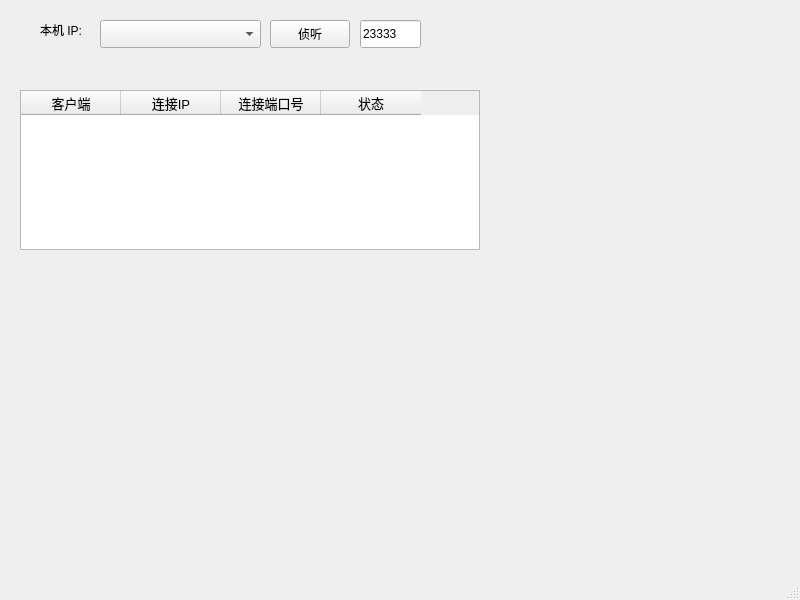
Qt form mainwindow.ui (SkyNetX007/MonitorServer) before a commit.
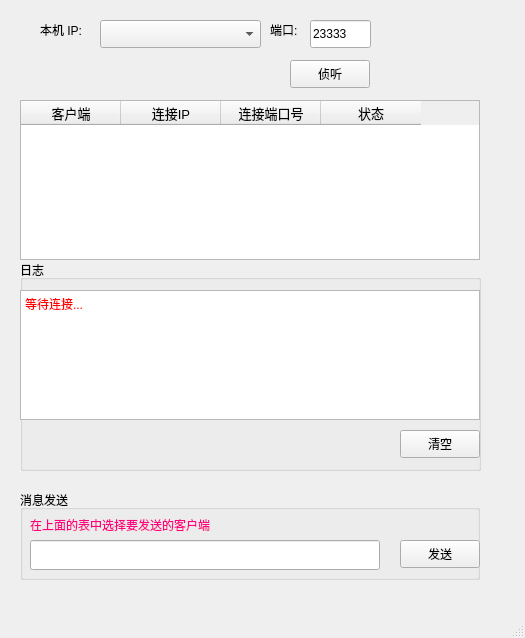
The same form after that commit.

What changed in the file:
```diff
--- a/mainwindow.ui
+++ b/mainwindow.ui
@@ -6,8 +6,8 @@
    <rect>
     <x>0</x>
     <y>0</y>
-    <width>800</width>
-    <height>600</height>
+    <width>525</width>
+    <height>638</height>
    </rect>
   </property>
   <property name="windowTitle">
@@ -17,8 +17,8 @@
    <widget class="QPushButton" name="socketListen">
     <property name="geometry">
      <rect>
-      <x>270</x>
-      <y>20</y>
+      <x>290</x>
+      <y>60</y>
       <width>80</width>
       <height>28</height>
      </rect>
@@ -53,7 +53,7 @@
    <widget class="QLabel" name="serverStateLabel">
     <property name="geometry">
      <rect>
-      <x>100</x>
+      <x>40</x>
       <y>60</y>
       <width>161</width>
       <height>25</height>
@@ -69,7 +69,7 @@
    <widget class="QLineEdit" name="localPortEdit">
     <property name="geometry">
      <rect>
-      <x>360</x>
+      <x>310</x>
       <y>20</y>
       <width>61</width>
       <height>28</height>
@@ -83,7 +83,7 @@
     <property name="geometry">
      <rect>
       <x>20</x>
-      <y>90</y>
+      <y>100</y>
       <width>460</width>
       <height>160</height>
      </rect>
@@ -145,6 +145,121 @@
      </property>
     </column>
    </widget>
+   <widget class="QGroupBox" name="LogBox">
+    <property name="geometry">
+     <rect>
+      <x>20</x>
+      <y>260</y>
+      <width>461</width>
+      <height>211</height>
+     </rect>
+    </property>
+    <property name="title">
+     <string>日志</string>
+    </property>
+    <widget class="QTextEdit" name="recievedData">
+     <property name="geometry">
+      <rect>
+       <x>0</x>
+       <y>30</y>
+       <width>460</width>
+       <height>130</height>
+      </rect>
+     </property>
+     <property name="readOnly">
+      <bool>true</bool>
+     </property>
+     <property name="html">
+      <string>&lt;!DOCTYPE HTML PUBLIC &quot;-//W3C//DTD HTML 4.0//EN&quot; &quot;http://www.w3.org/TR/REC-html40/strict.dtd&quot;&gt;
+&lt;html&gt;&lt;head&gt;&lt;meta name=&quot;qrichtext&quot; content=&quot;1&quot; /&gt;&lt;style type=&quot;text/css&quot;&gt;
+p, li { white-space: pre-wrap; }
+&lt;/style&gt;&lt;/head&gt;&lt;body style=&quot; font-family:'Sans Serif'; font-size:9pt; font-weight:400; font-style:normal;&quot;&gt;
+&lt;p style=&quot; margin-top:0px; margin-bottom:0px; margin-left:0px; margin-right:0px; -qt-block-indent:0; text-indent:0px;&quot;&gt;&lt;span style=&quot; color:#ff0000;&quot;&gt;等待连接...&lt;/span&gt;&lt;/p&gt;&lt;/body&gt;&lt;/html&gt;</string>
+     </property>
+    </widget>
+    <widget class="QPushButton" name="clearLog">
+     <property name="geometry">
+      <rect>
+       <x>380</x>
+       <y>170</y>
+       <width>80</width>
+       <height>28</height>
+      </rect>
+     </property>
+     <property name="text">
+      <string>清空</string>
+     </property>
+    </widget>
+   </widget>
+   <widget class="QLabel" name="PortLabel">
+    <property name="geometry">
+     <rect>
+      <x>270</x>
+      <y>20</y>
+      <width>41</width>
+      <height>20</height>
+     </rect>
+    </property>
+    <property name="text">
+     <string>端口:</string>
+    </property>
+   </widget>
+   <widget class="QGroupBox" name="SendMessageBox">
+    <property name="geometry">
+     <rect>
+      <x>20</x>
+      <y>490</y>
+      <width>460</width>
+      <height>90</height>
+     </rect>
+    </property>
+    <property name="styleSheet">
+     <string notr="true">font: 10pt &quot;Arial&quot;;</string>
+    </property>
+    <property name="title">
+     <string>消息发送</string>
+    </property>
+    <widget class="QLineEdit" name="Message">
+     <property name="geometry">
+      <rect>
+       <x>10</x>
+       <y>50</y>
+       <width>350</width>
+       <height>30</height>
+      </rect>
+     </property>
+    </widget>
+    <widget class="QLabel" name="TipLabel">
+     <property name="geometry">
+      <rect>
+       <x>10</x>
+       <y>20</y>
+       <width>241</width>
+       <height>30</height>
+      </rect>
+     </property>
+     <property name="styleSheet">
+      <string notr="true">font: 9pt &quot;Arial&quot;;
+color: rgb(255, 0, 127);</string>
+     </property>
+     <property name="text">
+      <string>在上面的表中选择要发送的客户端</string>
+     </property>
+    </widget>
+    <widget class="QPushButton" name="Send">
+     <property name="geometry">
+      <rect>
+       <x>380</x>
+       <y>50</y>
+       <width>80</width>
+       <height>28</height>
+      </rect>
+     </property>
+     <property name="text">
+      <string>发送</string>
+     </property>
+    </widget>
+   </widget>
   </widget>
   <widget class="QMenuBar" name="menubar">
    <property name="geometry">
```
Left out of the diff: 2 changed lines with no effect on the pictures.
